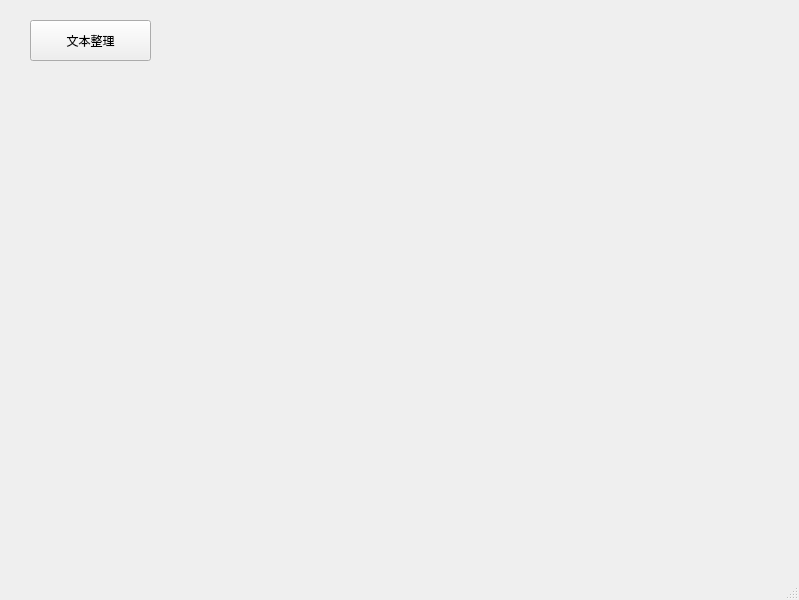
Before: the Qt Designer form ui/demo.ui in shihao-hub/files_library, drawn with Qt 5.
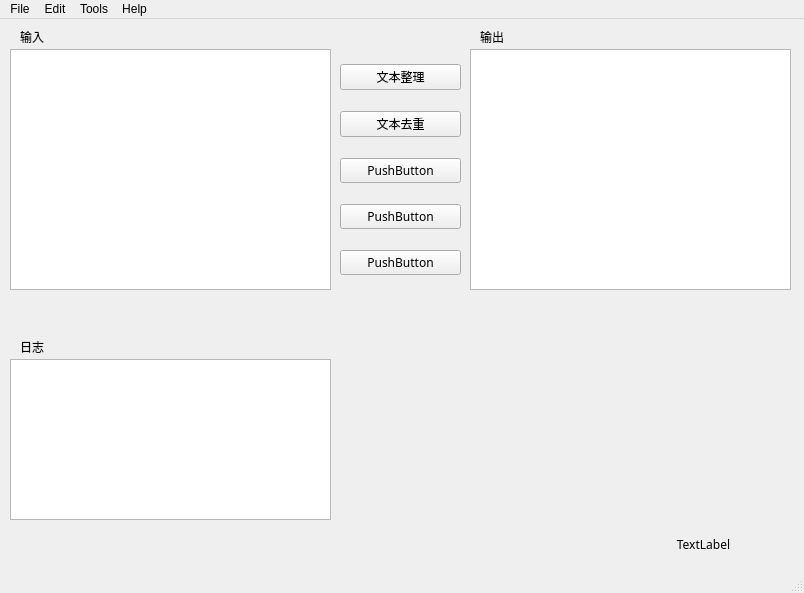
After: the same form once the commit is applied.

Diff of the .ui file:
```diff
--- a/ui/demo.ui
+++ b/ui/demo.ui
@@ -6,37 +6,314 @@
    <rect>
     <x>0</x>
     <y>0</y>
-    <width>799</width>
-    <height>600</height>
+    <width>804</width>
+    <height>593</height>
    </rect>
   </property>
   <property name="windowTitle">
    <string>MainWindow</string>
   </property>
   <widget class="QWidget" name="centralwidget">
-   <widget class="QPushButton" name="pushButton">
+   <widget class="QWidget" name="verticalLayoutWidget">
     <property name="geometry">
      <rect>
-      <x>30</x>
-      <y>20</y>
+      <x>340</x>
+      <y>30</y>
       <width>121</width>
-      <height>41</height>
+      <height>241</height>
      </rect>
     </property>
+    <layout class="QVBoxLayout" name="verticalLayout">
+     <item>
+      <widget class="QPushButton" name="pushButton">
+       <property name="font">
+        <font>
+         <family>微软雅黑</family>
+        </font>
+       </property>
+       <property name="text">
+        <string>文本整理</string>
+       </property>
+      </widget>
+     </item>
+     <item>
+      <widget class="QPushButton" name="pushButton_3">
+       <property name="font">
+        <font>
+         <family>微软雅黑</family>
+        </font>
+       </property>
+       <property name="text">
+        <string>文本去重</string>
+       </property>
+      </widget>
+     </item>
+     <item>
+      <widget class="QPushButton" name="pushButton_5">
+       <property name="font">
+        <font>
+         <family>微软雅黑</family>
+        </font>
+       </property>
+       <property name="text">
+        <string>PushButton</string>
+       </property>
+      </widget>
+     </item>
+     <item>
+      <widget class="QPushButton" name="pushButton_4">
+       <property name="font">
+        <font>
+         <family>微软雅黑</family>
+        </font>
+       </property>
+       <property name="text">
+        <string>PushButton</string>
+       </property>
+      </widget>
+     </item>
+     <item>
+      <widget class="QPushButton" name="pushButton_2">
+       <property name="font">
+        <font>
+         <family>微软雅黑</family>
+        </font>
+       </property>
+       <property name="text">
+        <string>PushButton</string>
+       </property>
+      </widget>
+     </item>
+    </layout>
+   </widget>
+   <widget class="QPlainTextEdit" name="plainTextEdit">
+    <property name="geometry">
+     <rect>
+      <x>10</x>
+      <y>30</y>
+      <width>321</width>
+      <height>241</height>
+     </rect>
+    </property>
+    <property name="font">
+     <font>
+      <family>微软雅黑</family>
+     </font>
+    </property>
+   </widget>
+   <widget class="QPlainTextEdit" name="plainTextEdit_2">
+    <property name="geometry">
+     <rect>
+      <x>470</x>
+      <y>30</y>
+      <width>321</width>
+      <height>241</height>
+     </rect>
+    </property>
+    <property name="font">
+     <font>
+      <family>微软雅黑</family>
+     </font>
+    </property>
+   </widget>
+   <widget class="QWidget" name="horizontalLayoutWidget">
+    <property name="geometry">
+     <rect>
+      <x>0</x>
+      <y>510</y>
+      <width>801</width>
+      <height>31</height>
+     </rect>
+    </property>
+    <layout class="QHBoxLayout" name="horizontalLayout">
+     <property name="spacing">
+      <number>7</number>
+     </property>
+     <item>
+      <widget class="QLabel" name="label_4">
+       <property name="text">
+        <string/>
+       </property>
+      </widget>
+     </item>
+     <item>
+      <widget class="QLabel" name="label_3">
+       <property name="text">
+        <string/>
+       </property>
+      </widget>
+     </item>
+     <item>
+      <widget class="QLabel" name="label">
+       <property name="text">
+        <string/>
+       </property>
+      </widget>
+     </item>
+     <item>
+      <widget class="QLabel" name="label_2">
+       <property name="font">
+        <font>
+         <family>微软雅黑</family>
+         <pointsize>9</pointsize>
+        </font>
+       </property>
+       <property name="focusPolicy">
+        <enum>Qt::NoFocus</enum>
+       </property>
+       <property name="text">
+        <string>TextLabel</string>
+       </property>
+       <property name="alignment">
+        <set>Qt::AlignCenter</set>
+       </property>
+      </widget>
+     </item>
+    </layout>
+   </widget>
+   <widget class="QPlainTextEdit" name="plainTextEdit_3">
+    <property name="geometry">
+     <rect>
+      <x>10</x>
+      <y>340</y>
+      <width>321</width>
+      <height>161</height>
+     </rect>
+    </property>
+    <property name="font">
+     <font>
+      <family>微软雅黑</family>
+     </font>
+    </property>
+   </widget>
+   <widget class="QLabel" name="label_5">
+    <property name="geometry">
+     <rect>
+      <x>20</x>
+      <y>10</y>
+      <width>72</width>
+      <height>15</height>
+     </rect>
+    </property>
+    <property name="font">
+     <font>
+      <family>微软雅黑</family>
+      <pointsize>9</pointsize>
+      <weight>50</weight>
+      <bold>false</bold>
+     </font>
+    </property>
     <property name="text">
-     <string>文本整理</string>
+     <string>输入</string>
     </property>
+    <property name="alignment">
+     <set>Qt::AlignLeading|Qt::AlignLeft|Qt::AlignVCenter</set>
+    </property>
    </widget>
+   <widget class="QLabel" name="label_6">
+    <property name="geometry">
+     <rect>
+      <x>480</x>
+      <y>10</y>
+      <width>72</width>
+      <height>15</height>
+     </rect>
+    </property>
+    <property name="font">
+     <font>
+      <family>微软雅黑</family>
+     </font>
+    </property>
+    <property name="text">
+     <string>输出</string>
+    </property>
+    <property name="alignment">
+     <set>Qt::AlignLeading|Qt::AlignLeft|Qt::AlignVCenter</set>
+    </property>
+   </widget>
+   <widget class="QLabel" name="label_7">
+    <property name="geometry">
+     <rect>
+      <x>20</x>
+      <y>320</y>
+      <width>72</width>
+      <height>15</height>
+     </rect>
+    </property>
+    <property name="font">
+     <font>
+      <family>微软雅黑</family>
+      <pointsize>9</pointsize>
+      <weight>50</weight>
+      <bold>false</bold>
+     </font>
+    </property>
+    <property name="text">
+     <string>日志</string>
+    </property>
+    <property name="alignment">
+     <set>Qt::AlignLeading|Qt::AlignLeft|Qt::AlignVCenter</set>
+    </property>
+   </widget>
+   <zorder>plainTextEdit</zorder>
+   <zorder>plainTextEdit_2</zorder>
+   <zorder>verticalLayoutWidget</zorder>
+   <zorder>horizontalLayoutWidget</zorder>
+   <zorder>plainTextEdit_3</zorder>
+   <zorder>label_5</zorder>
+   <zorder>label_6</zorder>
+   <zorder>label_7</zorder>
   </widget>
   <widget class="QMenuBar" name="menubar">
    <property name="geometry">
     <rect>
      <x>0</x>
      <y>0</y>
-     <width>799</width>
+     <width>804</width>
      <height>26</height>
     </rect>
    </property>
+   <widget class="QMenu" name="menuEdit">
+    <property name="title">
+     <string>Edit</string>
+    </property>
+    <widget class="QMenu" name="menuPaste">
+     <property name="title">
+      <string>Paste</string>
+     </property>
+     <addaction name="actionPaste_2"/>
+     <addaction name="actionPaste_as_Plain_Text_Ctrl_Alt_Shift_V"/>
+    </widget>
+    <addaction name="actionUndo_Ctrl_Z"/>
+    <addaction name="actionCut_Ctrl_X"/>
+    <addaction name="actionCopy_Ctrl_C"/>
+    <addaction name="menuPaste"/>
+    <addaction name="actionDelete_Delete"/>
+   </widget>
+   <widget class="QMenu" name="menuTools">
+    <property name="title">
+     <string>Tools</string>
+    </property>
+    <addaction name="actionText_Collation"/>
+    <addaction name="actionText_Remove_Dupl"/>
+    <addaction name="actionShow_Calendar"/>
+   </widget>
+   <widget class="QMenu" name="menuHelp">
+    <property name="title">
+     <string>Help</string>
+    </property>
+    <addaction name="actionAbout"/>
+   </widget>
+   <widget class="QMenu" name="menuFile">
+    <property name="title">
+     <string>File</string>
+    </property>
+    <addaction name="actionopen"/>
+   </widget>
+   <addaction name="menuFile"/>
+   <addaction name="menuEdit"/>
+   <addaction name="menuTools"/>
+   <addaction name="menuHelp"/>
   </widget>
   <widget class="QStatusBar" name="statusbar"/>
  </widget>
```
Left out of the diff: 58 changed lines with no effect on the pictures.
